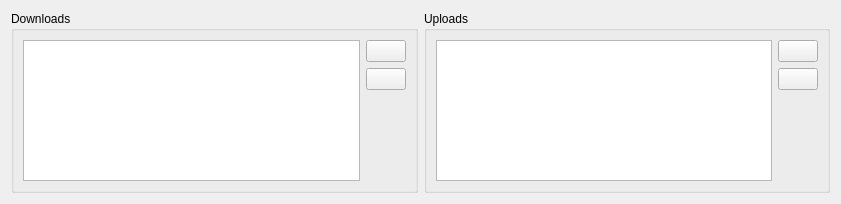
Above: ktorrent/queuemanagerwidget.ui from KDE/ktorrent before the change. Below: the same form after it.
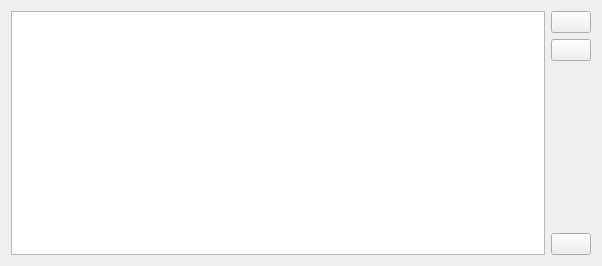
That is the form after the change. Custom widgets are drawn as their Qt base class.

Commit message: Swtiched to one queue in GUI of the queue manager

```diff
--- a/ktorrent/queuemanagerwidget.ui
+++ b/ktorrent/queuemanagerwidget.ui
@@ -5,8 +5,8 @@
    <rect>
     <x>0</x>
     <y>0</y>
-    <width>841</width>
-    <height>204</height>
+    <width>602</width>
+    <height>266</height>
    </rect>
   </property>
   <property name="windowTitle" >
@@ -14,27 +14,19 @@
   </property>
   <layout class="QHBoxLayout" >
    <item>
-    <widget class="QGroupBox" name="groupBox" >
-     <property name="title" >
-      <string>Downloads</string>
-     </property>
-     <layout class="QVBoxLayout" >
-      <item>
-       <layout class="QHBoxLayout" >
-        <item>
-         <widget class="QTreeView" name="m_downloads" />
+    <widget class="QTreeView" name="m_torrents" />
         </item>
         <item>
          <layout class="QVBoxLayout" >
           <item>
-           <widget class="KPushButton" name="m_downloads_move_up" >
+      <widget class="KPushButton" name="m_move_up" >
             <property name="text" >
              <string/>
             </property>
            </widget>
           </item>
           <item>
-           <widget class="KPushButton" name="m_downloads_move_down" >
+      <widget class="KPushButton" name="m_move_down" >
             <property name="text" >
              <string/>
             </property>
@@ -53,59 +45,10 @@
             </property>
            </spacer>
           </item>
-         </layout>
-        </item>
-       </layout>
-      </item>
-     </layout>
-    </widget>
-   </item>
    <item>
-    <widget class="QGroupBox" name="groupBox_2" >
-     <property name="title" >
-      <string>Uploads</string>
-     </property>
-     <layout class="QVBoxLayout" >
-      <item>
-       <layout class="QHBoxLayout" >
-        <item>
-         <widget class="QTreeView" name="m_uploads" />
-        </item>
-        <item>
-         <layout class="QVBoxLayout" >
-          <item>
-           <widget class="KPushButton" name="m_uploads_move_up" >
-            <property name="text" >
-             <string/>
-            </property>
-           </widget>
-          </item>
-          <item>
-           <widget class="KPushButton" name="m_uploads_move_down" >
-            <property name="text" >
-             <string/>
-            </property>
-           </widget>
-          </item>
-          <item>
-           <spacer>
-            <property name="orientation" >
-             <enum>Qt::Vertical</enum>
-            </property>
-            <property name="sizeHint" >
-             <size>
-              <width>20</width>
-              <height>40</height>
-             </size>
-            </property>
-           </spacer>
-          </item>
-         </layout>
-        </item>
-       </layout>
-      </item>
-     </layout>
-    </widget>
+      <widget class="KPushButton" name="m_queue" />
+     </item>
+    </layout>
    </item>
   </layout>
  </widget>
```
Lines whose indentation alone changed are shown as unchanged. The commit also changes 6 other files.
